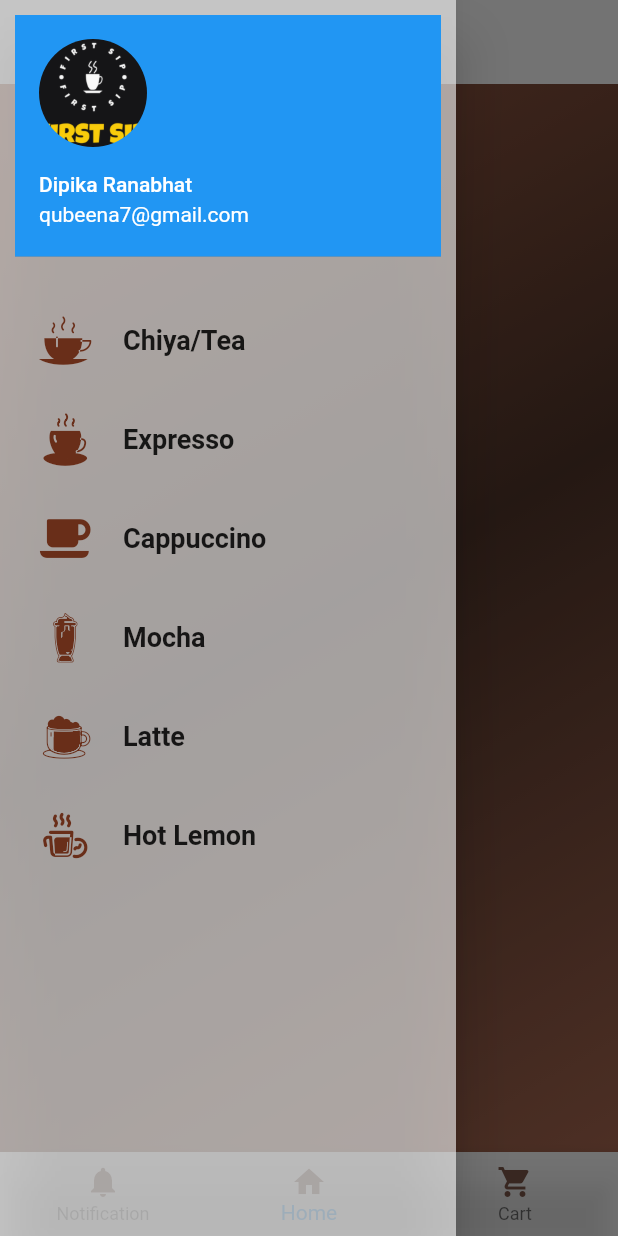
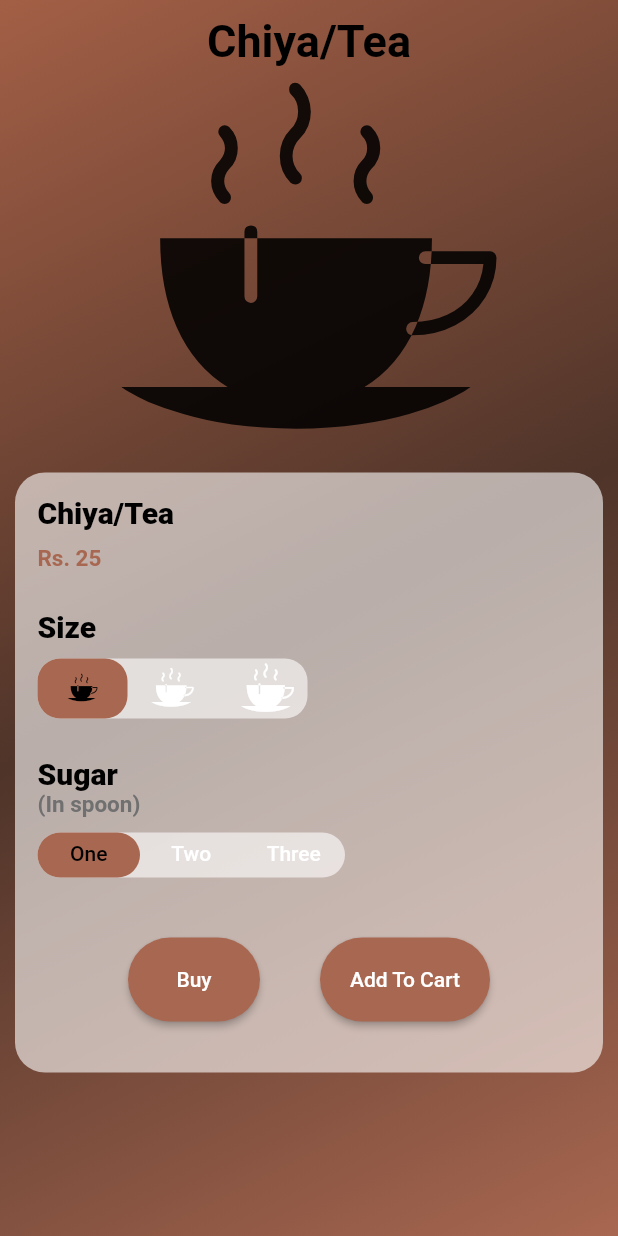
Before and after one commit to qubeena07/First_Sip, a Flutter app: the Home screen opened directly, in the side drawer, after a tap on "Chiya/Tea", on a phone screen of 412 x 824 dp. Run offline on Flutter 3.47's test engine with Material 2 defaults, Android fonts, the phone set to English and light mode, and no system bars.

Commit message:
created screen for drawer

```diff
--- a/lib/drawer.dart
+++ b/lib/drawer.dart
@@ -1,4 +1,5 @@
 import 'package:flutter/material.dart';
+import 'package:new_app/drawerlist.dart/chiya.dart';
 import 'package:new_app/main.dart';
 import 'package:new_app/my_icons_icons.dart';
 
@@ -35,7 +36,10 @@ class MyDrawer extends StatelessWidget {
               "Chiya/Tea",
               style: TextStyle(fontSize: 18, fontWeight: FontWeight.w600),
             ),
-            onTap: () {},
+            onTap: () {
+              Navigator.pushReplacement(
+                  context, MaterialPageRoute(builder: (context) => Chiya()));
+            },
           ),
           SizedBox(
             height: 10,
--- /dev/null
+++ b/lib/drawerlist.dart/chiya.dart
@@ -0,0 +1,244 @@
+import 'package:flutter/material.dart';
+import 'package:new_app/drawerlist.dart/size.dart';
+import 'package:new_app/drawerlist.dart/sugar.dart';
+import 'package:new_app/home_page.dart';
+import 'package:new_app/my_icons_icons.dart';
+import 'package:new_app/my_icons_icons.dart';
+
+class Chiya extends StatelessWidget {
+  const Chiya({Key? key}) : super(key: key);
+
+  @override
+  Widget build(BuildContext context) {
+    return DefaultTabController(
+      length: 3,
+      child: Scaffold(
+        body: SingleChildScrollView(
+          child: Container(
+            height: MediaQuery.of(context).size.height,
+            width: MediaQuery.of(context).size.width,
+            decoration: BoxDecoration(
+              gradient: LinearGradient(
+                  begin: Alignment.topLeft,
+                  end: Alignment.bottomRight,
+                  colors: [
+                    Color.fromARGB(255, 163, 95, 70),
+                    Color.fromARGB(255, 79, 52, 41),
+                    Color.fromARGB(255, 168, 103, 80),
+                  ]),
+            ),
+            child: Padding(
+              padding: const EdgeInsets.all(10.0),
+              child: Column(
+                crossAxisAlignment: CrossAxisAlignment.center,
+                children: <Widget>[
+                  Text(
+                    "Chiya/Tea",
+                    style: TextStyle(
+                        fontWeight: FontWeight.bold,
+                        fontSize: 30,
+                        color: Colors.black),
+                  ),
+                  Icon(
+                    MyIcons.tea,
+                    size: 250,
+                  ),
+                  SizedBox(
+                    height: 20,
+                  ),
+                  Container(
+                    width: 450,
+                    height: 400,
+                    decoration: BoxDecoration(
+                      color: Colors.white60,
+                      borderRadius: BorderRadius.circular(20),
+                    ),
+                    child: Padding(
+                      padding: const EdgeInsets.all(15.0),
+                      child: Column(
+                        crossAxisAlignment: CrossAxisAlignment.start,
+                        children: <Widget>[
+                          Column(
+                            crossAxisAlignment: CrossAxisAlignment.start,
+                            children: <Widget>[
+                              Text(
+                                "Chiya/Tea",
+                                style: TextStyle(
+                                  color: Colors.black,
+                                  fontWeight: FontWeight.w800,
+                                  fontSize: 20,
+                                ),
+                              ),
+                              SizedBox(
+                                height: 10,
+                              ),
+                              Text(
+                                "Rs. 25",
+                                style: TextStyle(
+                                    color: Color.fromARGB(255, 168, 103, 80),
+                                    fontWeight: FontWeight.w700,
+                                    fontSize: 15),
+                              ),
+                              SizedBox(
+                                height: 25,
+                              ),
+                              Text(
+                                "Size",
+                                style: TextStyle(
+                                  color: Colors.black,
+                                  fontWeight: FontWeight.w800,
+                                  fontSize: 20,
+                                ),
+                              ),
+                              SizedBox(
+                                height: 10,
+                              ),
+                              Column(
+                                children: <Widget>[
+                                  Container(
+                                    width: 180,
+                                    height: 40,
+                                    decoration: BoxDecoration(
+                                      color: Colors.white60,
+                                      borderRadius: BorderRadius.circular(15),
+                                    ),
+                                    child: TabBar(
+                                        indicator: BoxDecoration(
+                                            color: Color.fromARGB(
+                                                255, 168, 103, 80),
+                                            borderRadius:
+                                                BorderRadius.circular(15)),
+                                        labelColor: Colors.black,
+                                        unselectedLabelColor: Colors.white,
+                                        tabs: [
+                                          Tab(
+                                            icon: Icon(
+                                              MyIcons.tea,
+                                              size: 20,
+                                            ),
+                                          ),
+                                          Tab(
+                                            icon: Icon(
+                                              MyIcons.tea,
+                                              size: 28,
+                                            ),
+                                          ),
+                                          Tab(
+                                            icon: Icon(
+                                              MyIcons.tea,
+                                              size: 35,
+                                            ),
+                                          ),
+                                        ]),
+                                  )
+                                ],
+                              ),
+                              SizedBox(
+                                height: 25,
+                              ),
+                              Text(
+                                "Sugar",
+                                style: TextStyle(
+                                  color: Colors.black,
+                                  fontWeight: FontWeight.w800,
+                                  fontSize: 20,
+                                ),
+                              ),
+                              Text(
+                                "(In spoon)",
+                                style: TextStyle(
+                                  color: Color.fromARGB(255, 112, 112, 112),
+                                  fontWeight: FontWeight.w700,
+                                  fontSize: 15,
+                                ),
+                              ),
+                              SizedBox(
+                                height: 10,
+                              ),
+                              Container(
+                                width: 205,
+                                height: 30,
+                                decoration: BoxDecoration(
+                                  color: Colors.white60,
+                                  borderRadius: BorderRadius.circular(15),
+                                ),
+                                child: TabBar(
+                                    indicator: BoxDecoration(
+                                        color:
+                                            Color.fromARGB(255, 168, 103, 80),
+                                        borderRadius:
+                                            BorderRadius.circular(15)),
+                                    labelColor: Colors.black,
+                                    unselectedLabelColor: Colors.white,
+                                    tabs: [
+                                      Tab(
+                                        text: "One",
+                                        // icon: Icon(
+                                        //   Icons.square,
+                                        //   size: 20,
+                                        // ),
+                                      ),
+                                      Tab(
+                                        text: "Two",
+                                        // icon: Icon(
+                                        //   Icons.square,
+                                        //   size: 28,
+                                        // ),
+                                      ),
+                                      Tab(
+                                        text: "Three",
+                                        // icon: Icon(
+                                        //   Icons.square,
+                                        //   size: 35,
+                                        // ),
+                                      ),
+                                    ]),
+                              ),
+                              SizedBox(
+                                height: 40,
+                              ),
+                              Row(
+                                mainAxisAlignment: MainAxisAlignment.center,
+                                children: [
+                                  RaisedButton(
+                                    shape: new RoundedRectangleBorder(
+                                      borderRadius:
+                                          new BorderRadius.circular(30.0),
+                                    ),
+                                    padding: const EdgeInsets.all(20),
+                                    textColor: Colors.white,
+                                    color: Color.fromARGB(255, 168, 103, 80),
+                                    onPressed: () {},
+                                    child: Text("Buy"),
+                                  ),
+                                  SizedBox(
+                                    width: 40,
+                                  ),
+                                  RaisedButton(
+                                    shape: new RoundedRectangleBorder(
+                                      borderRadius:
+                                          new BorderRadius.circular(30.0),
+                                    ),
+                                    padding: const EdgeInsets.all(20),
+                                    textColor: Colors.white,
+                                    color: Color.fromARGB(255, 168, 103, 80),
+                                    onPressed: () {},
+                                    child: Text("Add To Cart"),
+                                  ),
+                                ],
+                              )
+                            ],
+                          )
+                        ],
+                      ),
+                    ),
+                  ),
+                ],
+              ),
+            ),
+          ),
+        ),
+      ),
+    );
+  }
+}
```
Also changed, not shown: lib/drawerlist.dart/size.dart (added, +67 -0 lines), lib/drawerlist.dart/sugar.dart (added, +65 -0 lines), assets/MyIcons1.ttf (added), pubspec.yaml (line endings or trailing spaces).
